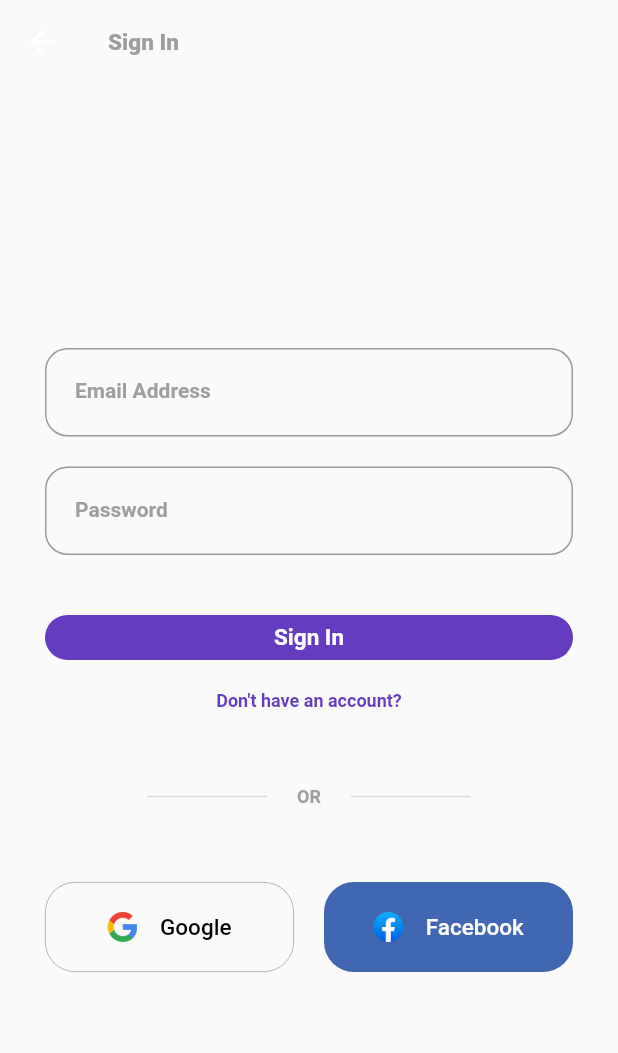
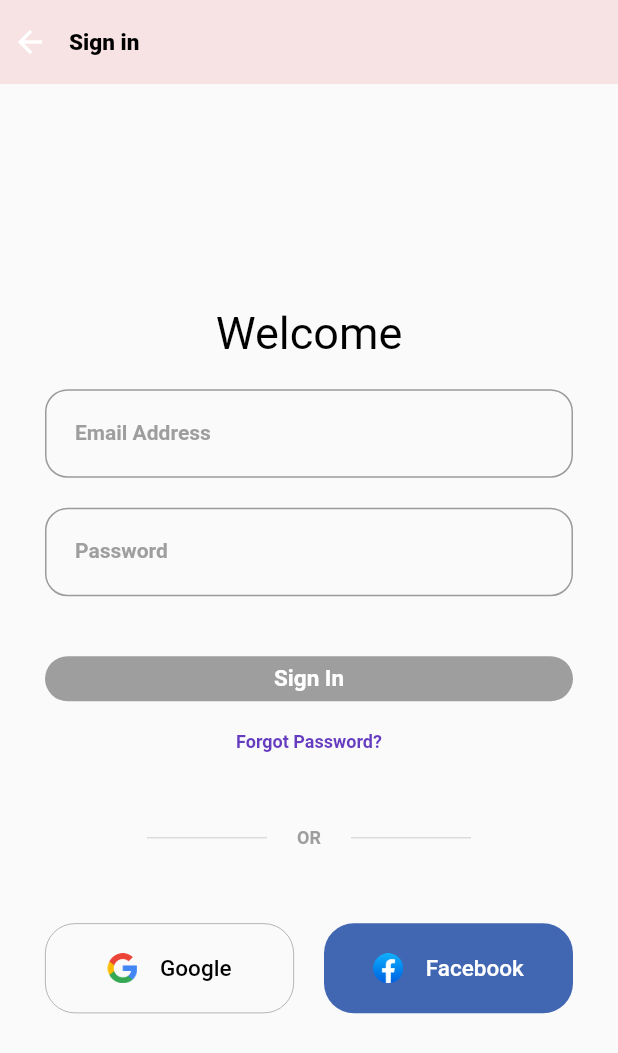
Before and after one commit to MarcelliaNr20200120003/projek_pam5, a Flutter app: the screen it shows after launch, after a tap on "Get Started", on a phone screen of 412 x 824 dp. Shown: the top 1053 px of the screen. Run offline on Flutter 3.47's test engine with Material 2 defaults, Android fonts, the phone set to English and light mode, and no system bars; our stand-ins replace google_fonts.

Commit message:
update sign in

```diff
--- a/lib/screens/sign_in_screen.dart
+++ b/lib/screens/sign_in_screen.dart
@@ -1,4 +1,6 @@
 import 'package:flutter/material.dart';
+import 'package:projek_pam5/produk/components/produk.dart';
+import 'package:projek_pam5/produk/produk_screen.dart';
 
 class SignInScreen extends StatefulWidget {
   const SignInScreen({Key? key}) : super(key: key);
@@ -13,13 +15,14 @@ class _SignInScreenState extends State<SignInScreen> {
     Size size = MediaQuery.of(context).size;
     return Scaffold(
       appBar: AppBar(
-        backgroundColor: Theme.of(context).scaffoldBackgroundColor,
+        backgroundColor: Color.fromARGB(255, 247, 227, 227),
         elevation: 0,
-        title: Text("Sign In",
+        leadingWidth: 30,
+        title: Text("Sign in",
             style: TextStyle(
                 fontSize: 15.0,
                 fontWeight: FontWeight.w800,
-                color: Colors.grey)),
+                color: Colors.black)),
       ),
       body: SafeArea(
         child: Padding(
@@ -27,6 +30,11 @@ class _SignInScreenState extends State<SignInScreen> {
           child: Column(
             mainAxisAlignment: MainAxisAlignment.center,
             children: [
+              Text(
+                "Welcome",
+                style: TextStyle(color: Colors.black, fontSize: 30),
+              ),
+              SizedBox(height: 20),
               TextField(
                 decoration: InputDecoration(
                   contentPadding: EdgeInsets.all(20.0),
@@ -55,12 +63,18 @@ class _SignInScreenState extends State<SignInScreen> {
               ),
               const SizedBox(height: 40.0),
               GestureDetector(
-                onTap: () {},
+                onTap: () {
+                  Navigator.push(
+                      context,
+                      MaterialPageRoute(
+                        builder: (context) => ProdukScreen(),
+                      ));
+                },
                 child: Container(
                     height: 30.0,
                     width: size.width,
                     decoration: BoxDecoration(
-                        color: Color(0xFF653bbf),
+                        color: Colors.grey,
                         borderRadius: BorderRadius.all(Radius.circular(15.0))),
                     child: Center(
                       child: Text('Sign In',
@@ -72,7 +86,7 @@ class _SignInScreenState extends State<SignInScreen> {
               ),
               const SizedBox(height: 20.0),
               Center(
-                child: Text('Don\'t have an account?',
+                child: Text('Forgot Password?',
                     style: TextStyle(
                         color: Color(0xFF653bbf),
                         fontWeight: FontWeight.w600,
```
